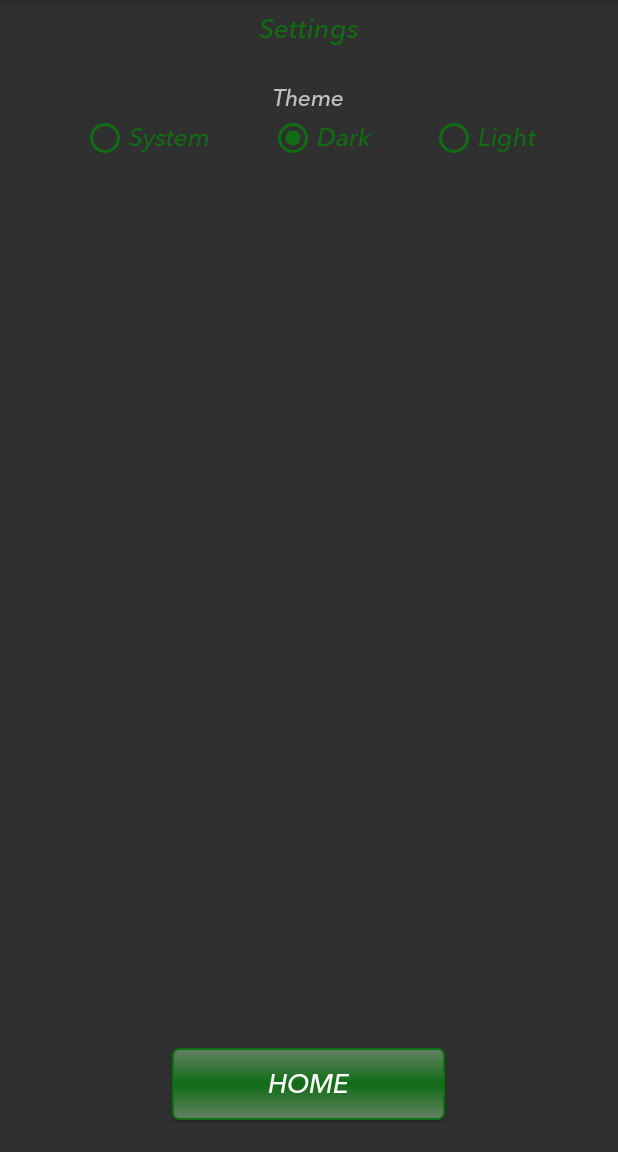
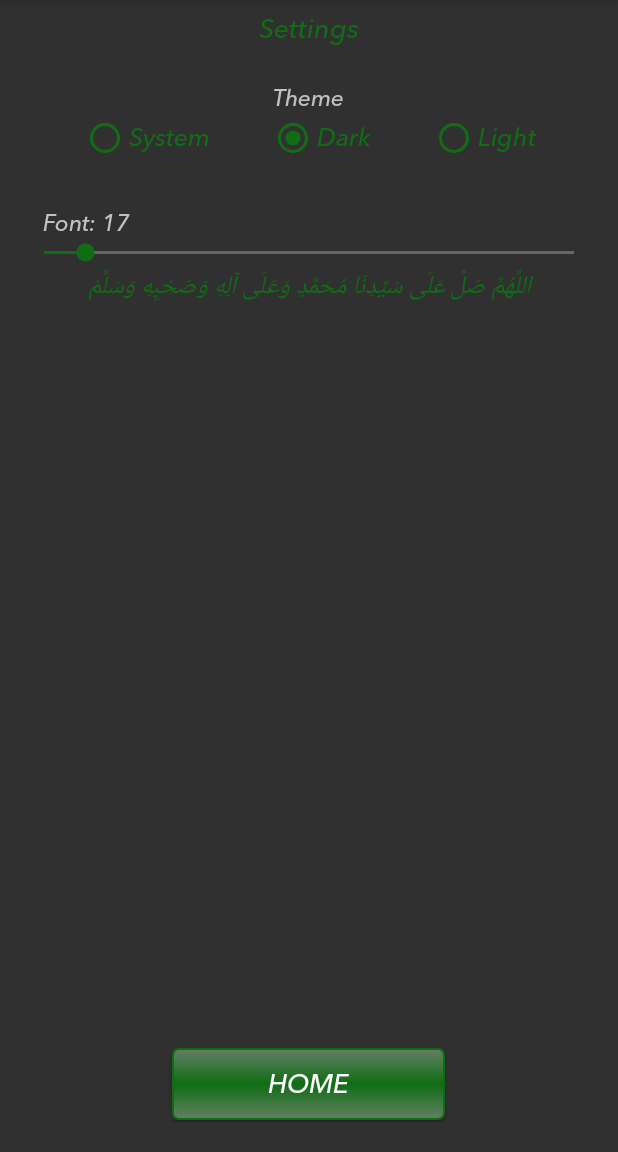
Before and after one commit to lysaan/DalailUlBarkaat, an Android app: the SettingsActivity screen opened directly, with no data from a screen before it, on a phone screen of 412 x 824 dp, the part 84-1236 px from its top. Run offline under Robolectric (Android 15) with nearby library versions, the phone set to English and light mode, and no system bars; our stand-ins replace sdp/ssp sizes.

Commit message:
Font size feature added.
Took 1 hour 26 minutes

```diff
--- a/app/build.gradle
+++ b/app/build.gradle
@@ -31,7 +31,7 @@ android {
         com_lysaan_batterygo {
             applicationId "alkaafinternational92.daroodpakcollection.dalailulbarkaat"
             resValue "string", "override_name", "Dalail Ul Barkaat - Darood Pak"
-            resValue "string", "privacy_url", "https://docs.google.com/document/d/1mJuDAt4OSmAB1zi7-Bci8wncYQYpZTTSqyzWaf2eczg"
+            resValue "string", "privacy_url", "https://docs.google.com/document/d/11BwH2vhS2bCyU_HAxnIId2Q5DPxlvWcN-wXDZJzK_G0"
             defaultConfig {
 //                versionName "1.2.0"
             }
--- a/app/src/main/java/alkaafinternational92/daroodpakcollection/dalailulbarkaat/activities/MainActivity.kt
+++ b/app/src/main/java/alkaafinternational92/daroodpakcollection/dalailulbarkaat/activities/MainActivity.kt
@@ -63,7 +63,7 @@ class MainActivity : BaseActivity(), View.OnClickListener {
 
             daroodList.add(Darood(name, youtube))
           }
-          daroodAdapter.notifyDataSetChanged() // Refresh RecyclerView
+          daroodAdapter.notifyDataSetChanged()
           Log.d("Firestore", "Fetched ${documents.size()} documents")
         } else {
           Log.w("Firestore", "No documents found in 'ar' collection")
--- a/app/src/main/java/alkaafinternational92/daroodpakcollection/dalailulbarkaat/activities/SettingsActivity.kt
+++ b/app/src/main/java/alkaafinternational92/daroodpakcollection/dalailulbarkaat/activities/SettingsActivity.kt
@@ -16,12 +16,18 @@ import alkaafinternational92.daroodpakcollection.dalailulbarkaat.others.Language
 import alkaafinternational92.daroodpakcollection.dalailulbarkaat.others.LanguageUtils.languages
 import alkaafinternational92.daroodpakcollection.dalailulbarkaat.others.MyEnum
 import alkaafinternational92.daroodpakcollection.dalailulbarkaat.others.Utils
+import android.widget.SeekBar
+import android.widget.TextView
 
 class SettingsActivity : BaseActivity(), View.OnClickListener {
   lateinit var theme_group: RadioGroup
   lateinit var system: RadioButton
   lateinit var dark: RadioButton
   lateinit var light: RadioButton
+
+  lateinit var tv_font: TextView
+  lateinit var font_text: TextView
+  lateinit var seekbar_font: SeekBar
 
   lateinit var home: Button
   private var isUserInteraction = false
@@ -38,10 +44,17 @@ class SettingsActivity : BaseActivity(), View.OnClickListener {
     dark = findViewById(R.id.dark)
     light = findViewById(R.id.light)
 
+    tv_font = findViewById(R.id.tv_font)
+    font_text = findViewById(R.id.font_text)
+    seekbar_font = findViewById(R.id.seekbar_font)
+
     home = findViewById(R.id.home)
 
     home.setOnClickListener(this)
 
+    seekbar_font.progress = myHelper.getAppSettings().font_size
+    font_text.textSize = myHelper.getAppSettings().font_size.toFloat()
+    tv_font.text = getString(R.string.font1, myHelper.getAppSettings().font_size)
 
     languageSpinner = findViewById(R.id.language_spinner)
     val adapter = ArrayAdapter(this, android.R.layout.simple_spinner_item, languages)
@@ -51,6 +64,20 @@ class SettingsActivity : BaseActivity(), View.OnClickListener {
     val selectedLanguage = LanguageUtils.languageMap[myHelper.getAppSettings().ln] ?: "English"
     val position = languages.indexOf(selectedLanguage)
     languageSpinner.setSelection(position)
+
+    seekbar_font.setOnSeekBarChangeListener(object : SeekBar.OnSeekBarChangeListener {
+      override fun onProgressChanged(seekBar: SeekBar?, progress: Int, fromUser: Boolean) {
+        tv_font.text = getString(R.string.font1, progress)
+        font_text.textSize = progress.toFloat()
+        val appSettings = myHelper.getAppSettings()
+        appSettings.font_size = progress
+        myHelper.setAppSettings(appSettings)
+      }
+
+      override fun onStartTrackingTouch(seekBar: SeekBar?) {}
+
+      override fun onStopTrackingTouch(seekBar: SeekBar?) {}
+    })
 
 //    languageSpinner.onItemSelectedListener = object : AdapterView.OnItemSelectedListener {
 //      override fun onItemSelected(parentView: AdapterView<*>?, view: View?, position: Int, id: Long) {
--- a/app/src/main/java/alkaafinternational92/daroodpakcollection/dalailulbarkaat/adapters/DaroodAdapter.kt
+++ b/app/src/main/java/alkaafinternational92/daroodpakcollection/dalailulbarkaat/adapters/DaroodAdapter.kt
@@ -2,6 +2,7 @@ package com.lysaan.batterygo.adapters
 
 import alkaafinternational92.daroodpakcollection.dalailulbarkaat.R
 import alkaafinternational92.daroodpakcollection.dalailulbarkaat.classes.Darood
+import alkaafinternational92.daroodpakcollection.dalailulbarkaat.others.MyHelper
 import android.annotation.SuppressLint
 import android.app.Activity
 import android.content.Intent
@@ -19,8 +20,10 @@ class DaroodAdapter(
 ) : RecyclerView.Adapter<DaroodAdapter.ViewHolder>() {
 
   private val tag1 = this::class.java.simpleName
+  lateinit var myHelper: MyHelper
   override fun onCreateViewHolder(parent: ViewGroup, viewType: Int): ViewHolder {
     val v = LayoutInflater.from(parent.context).inflate(R.layout.list_row_tips, parent, false)
+    myHelper = MyHelper(tag1, context)
     return ViewHolder(v)
   }
 
@@ -29,6 +32,8 @@ class DaroodAdapter(
     val v = holder.itemView
     val name = v.findViewById<TextView>(R.id.text)
     val youtube = v.findViewById<ImageView>(R.id.youtube)
+
+    name.textSize = myHelper.getAppSettings().font_size.toFloat()
 
     val tips = myDataList[position]
     name.text = tips.name
--- a/app/src/main/java/alkaafinternational92/daroodpakcollection/dalailulbarkaat/others/MyData.kt
+++ b/app/src/main/java/alkaafinternational92/daroodpakcollection/dalailulbarkaat/others/MyData.kt
@@ -13,40 +13,15 @@ class MyData : Serializable {
   @Expose
   var name: String? = null
 
-
-  // Celsius = 0, Fahrenheit = 1, Kelvin = 2
-  @SerializedName("temp_unit")
-  @Expose
-  var temp_unit: Int = TEMP_UNIT_CELSIUS
-
   // system = 0, dark = 1, light = 2
   @SerializedName("theme")
   @Expose
   var theme: Int = THEME_SYSTEM
 
-  @SerializedName("min_battery_alert")
+  @SerializedName("font_size")
   @Expose
-  var min_battery_alert: Int = 20
+  var font_size: Int = 17
 
-  @SerializedName("max_battery_alert")
-  @Expose
-  var max_battery_alert: Int = 80
-
-  @SerializedName("high_temp_c")
-  @Expose
-  var high_temp_c: Int = 35
-
-  @SerializedName("high_temp_f")
-  @Expose
-  var high_temp_f: Int = 95
-
-  @SerializedName("high_temp_k")
-  @Expose
-  var high_temp_k: Int = 308
-
-  @SerializedName("is_service_enabled")
-  @Expose
-  var is_service_enabled: Boolean = false
 
   @SerializedName("ln")
   @Expose
--- a/app/src/main/res/layout/activity_settings.xml
+++ b/app/src/main/res/layout/activity_settings.xml
@@ -62,6 +62,34 @@
             android:text="@string/light" />
       </RadioGroup>
 
+      <TextView
+        android:id="@+id/tv_font"
+        android:layout_width="wrap_content"
+        android:layout_height="wrap_content"
+        android:layout_gravity="start"
+        android:layout_marginTop="@dimen/_20sdp"
+        android:layout_marginStart="@dimen/_12sdp"
+        android:layout_marginBottom="@dimen/_1sdp"
+        android:text="@string/fon"
+        android:textSize="@dimen/_12sdp" />
+
+      <SeekBar
+        android:id="@+id/seekbar_font"
+        android:layout_width="match_parent"
+        android:layout_height="0dp"
+        android:layout_weight="1"
+        android:max="100"
+        android:min="10"
+        android:progress="17" />
+
+      <TextView
+        android:id="@+id/font_text"
+        android:layout_width="match_parent"
+        android:layout_height="wrap_content"
+        android:textColor="@color/colorPrimary"
+        android:layout_marginBottom="@dimen/_20sdp"
+        android:gravity="center_horizontal"
+        android:text="@string/darood_text" />
 
       <TextView
           android:layout_width="wrap_content"
--- a/app/src/main/res/values/strings.xml
+++ b/app/src/main/res/values/strings.xml
@@ -33,6 +33,9 @@
     <string name="share_app_message">Install this app, %1$s! Here is the link: %2$s</string>
     <string name="share_via">Share via</string>
     <string name="loading_data_message">Loading …</string>
+    <string name="fon">Font</string>
+    <string name="darood_text">اللَّهُمَّ صَلِّ عَلَى سَيِّدِنَا مُحَمَّدٍ وَعَلَى آلِهِ وَصَحْبِهِ وَسَلَّمْ</string>
+    <string name="font1">Font: %1$d</string>
 
 
 </resources>
```
